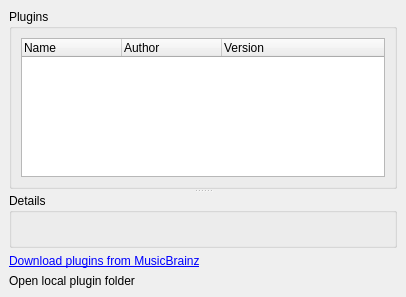
Above: ui/options_plugins.ui from metabrainz/picard before the change. Below: the same form after it.
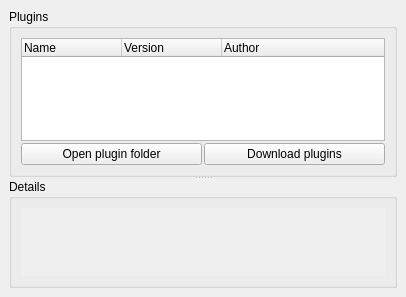
That is the form after the change.

Commit message: Revamped plugin options page

Diff of the .ui file:
```diff
--- a/ui/options_plugins.ui
+++ b/ui/options_plugins.ui
@@ -22,19 +22,28 @@
      <property name="orientation">
       <enum>Qt::Vertical</enum>
      </property>
+     <property name="handleWidth">
+      <number>2</number>
+     </property>
      <widget class="QGroupBox" name="groupBox_2">
       <property name="title">
        <string>Plugins</string>
       </property>
       <layout class="QVBoxLayout">
        <property name="spacing">
-        <number>6</number>
+        <number>2</number>
        </property>
        <property name="margin">
         <number>9</number>
        </property>
        <item>
         <widget class="QTreeWidget" name="plugins">
+         <property name="sizePolicy">
+          <sizepolicy hsizetype="MinimumExpanding" vsizetype="Expanding">
+           <horstretch>0</horstretch>
+           <verstretch>0</verstretch>
+          </sizepolicy>
+         </property>
          <property name="rootIsDecorated">
           <bool>false</bool>
          </property>
@@ -43,81 +52,175 @@
            <string>Name</string>
           </property>
          </column>
-         <column>
-          <property name="text">
-           <string>Author</string>
-          </property>
-         </column>
          <column>
           <property name="text">
            <string>Version</string>
           </property>
          </column>
+         <column>
+          <property name="text">
+           <string>Author</string>
+          </property>
+         </column>
         </widget>
        </item>
+       <item>
+        <layout class="QHBoxLayout" name="horizontalLayout">
+         <item>
+          <widget class="QPushButton" name="folder_open">
+           <property name="sizePolicy">
+            <sizepolicy hsizetype="Expanding" vsizetype="Fixed">
+             <horstretch>0</horstretch>
+             <verstretch>0</verstretch>
+            </sizepolicy>
+           </property>
+           <property name="text">
+            <string>Open plugin folder</string>
+           </property>
+          </widget>
+         </item>
+         <item>
+          <widget class="QPushButton" name="plugin_download">
+           <property name="sizePolicy">
+            <sizepolicy hsizetype="Expanding" vsizetype="Fixed">
+             <horstretch>0</horstretch>
+             <verstretch>0</verstretch>
+            </sizepolicy>
+           </property>
+           <property name="text">
+            <string>Download plugins</string>
+           </property>
+          </widget>
+         </item>
+        </layout>
+       </item>
       </layout>
      </widget>
      <widget class="QGroupBox" name="groupBox">
+      <property name="sizePolicy">
+       <sizepolicy hsizetype="Expanding" vsizetype="Expanding">
+        <horstretch>0</horstretch>
+        <verstretch>0</verstretch>
+       </sizepolicy>
+      </property>
       <property name="title">
        <string>Details</string>
       </property>
       <layout class="QVBoxLayout">
        <property name="spacing">
-        <number>6</number>
+        <number>0</number>
        </property>
        <property name="margin">
         <number>9</number>
        </property>
        <item>
-        <widget class="QLabel" name="details">
-         <property name="text">
-          <string/>
+        <widget class="QScrollArea" name="scrollArea">
+         <property name="enabled">
+          <bool>true</bool>
+         </property>
+         <property name="sizePolicy">
+          <sizepolicy hsizetype="Expanding" vsizetype="Expanding">
+           <horstretch>0</horstretch>
+           <verstretch>0</verstretch>
+          </sizepolicy>
+         </property>
+         <property name="frameShape">
+          <enum>QFrame::HLine</enum>
+         </property>
+         <property name="frameShadow">
+          <enum>QFrame::Plain</enum>
+         </property>
+         <property name="lineWidth">
+          <number>0</number>
+         </property>
+         <property name="verticalScrollBarPolicy">
+          <enum>Qt::ScrollBarAsNeeded</enum>
+         </property>
+         <property name="widgetResizable">
+          <bool>true</bool>
          </property>
          <property name="alignment">
-          <set>Qt::AlignLeading|Qt::AlignLeft|Qt::AlignTop</set>
+          <set>Qt::AlignLeading|Qt::AlignLeft|Qt::AlignVCenter</set>
          </property>
-         <property name="wordWrap">
-          <bool>true</bool>
-         </property>
-         <property name="openExternalLinks">
-          <bool>true</bool>
-         </property>
+         <widget class="QWidget" name="scrollAreaWidgetContents">
+          <property name="geometry">
+           <rect>
+            <x>0</x>
+            <y>0</y>
+            <width>368</width>
+            <height>69</height>
+           </rect>
+          </property>
+          <property name="sizePolicy">
+           <sizepolicy hsizetype="Expanding" vsizetype="Expanding">
+            <horstretch>0</horstretch>
+            <verstretch>0</verstretch>
+           </sizepolicy>
+          </property>
+          <layout class="QVBoxLayout" name="verticalLayout">
+           <property name="sizeConstraint">
+            <enum>QLayout::SetNoConstraint</enum>
+           </property>
+           <property name="leftMargin">
+            <number>0</number>
+           </property>
+           <property name="topMargin">
+            <number>0</number>
+           </property>
+           <property name="rightMargin">
+            <number>6</number>
+           </property>
+           <property name="bottomMargin">
+            <number>0</number>
+           </property>
+           <item>
+            <widget class="QLabel" name="details">
+             <property name="sizePolicy">
+              <sizepolicy hsizetype="Expanding" vsizetype="Expanding">
+               <horstretch>0</horstretch>
+               <verstretch>0</verstretch>
+              </sizepolicy>
+             </property>
+             <property name="minimumSize">
+              <size>
+               <width>0</width>
+               <height>0</height>
+              </size>
+             </property>
+             <property name="frameShape">
+              <enum>QFrame::Box</enum>
+             </property>
+             <property name="lineWidth">
+              <number>0</number>
+             </property>
+             <property name="text">
+              <string/>
+             </property>
+             <property name="alignment">
+              <set>Qt::AlignLeading|Qt::AlignLeft|Qt::AlignTop</set>
+             </property>
+             <property name="wordWrap">
+              <bool>true</bool>
+             </property>
+             <property name="indent">
+              <number>0</number>
+             </property>
+             <property name="openExternalLinks">
+              <bool>true</bool>
+             </property>
+             <property name="textInteractionFlags">
+              <set>Qt::LinksAccessibleByMouse|Qt::TextSelectableByMouse</set>
+             </property>
+            </widget>
+           </item>
+          </layout>
+         </widget>
         </widget>
        </item>
       </layout>
      </widget>
     </widget>
    </item>
-   <item>
-    <widget class="QLabel" name="download_link">
-     <property name="text">
-      <string>&lt;!DOCTYPE HTML PUBLIC &quot;-//W3C//DTD HTML 4.0//EN&quot; &quot;http://www.w3.org/TR/REC-html40/strict.dtd&quot;&gt;
-&lt;html&gt;&lt;head&gt;&lt;meta name=&quot;qrichtext&quot; content=&quot;1&quot; /&gt;&lt;style type=&quot;text/css&quot;&gt;
-p, li { white-space: pre-wrap; }
-&lt;/style&gt;&lt;/head&gt;&lt;body style=&quot; font-family:'Sans Serif'; font-size:9pt; font-weight:400; font-style:normal;&quot;&gt;
-&lt;p style=&quot; margin-top:0px; margin-bottom:0px; margin-left:0px; margin-right:0px; -qt-block-indent:0; text-indent:0px;&quot;&gt;&lt;a href=&quot;http://musicbrainz.org/doc/PicardPlugins&quot;&gt;&lt;span style=&quot; text-decoration: underline; color:#0000ff;&quot;&gt;Download plugins from MusicBrainz&lt;/span&gt;&lt;/a&gt;&lt;/p&gt;&lt;/body&gt;&lt;/html&gt;</string>
-     </property>
-     <property name="textFormat">
-      <enum>Qt::RichText</enum>
-     </property>
-     <property name="openExternalLinks">
-      <bool>true</bool>
-     </property>
-    </widget>
-   </item>
-   <item>
-    <widget class="QLabel" name="plugin_folder_link">
-     <property name="text">
-      <string>Open local plugin folder</string>
-     </property>
-     <property name="textFormat">
-      <enum>Qt::RichText</enum>
-     </property>
-     <property name="openExternalLinks">
-      <bool>true</bool>
-     </property>
-    </widget>
-   </item>
   </layout>
  </widget>
  <resources/>
```
The commit also changes 3 other files.
